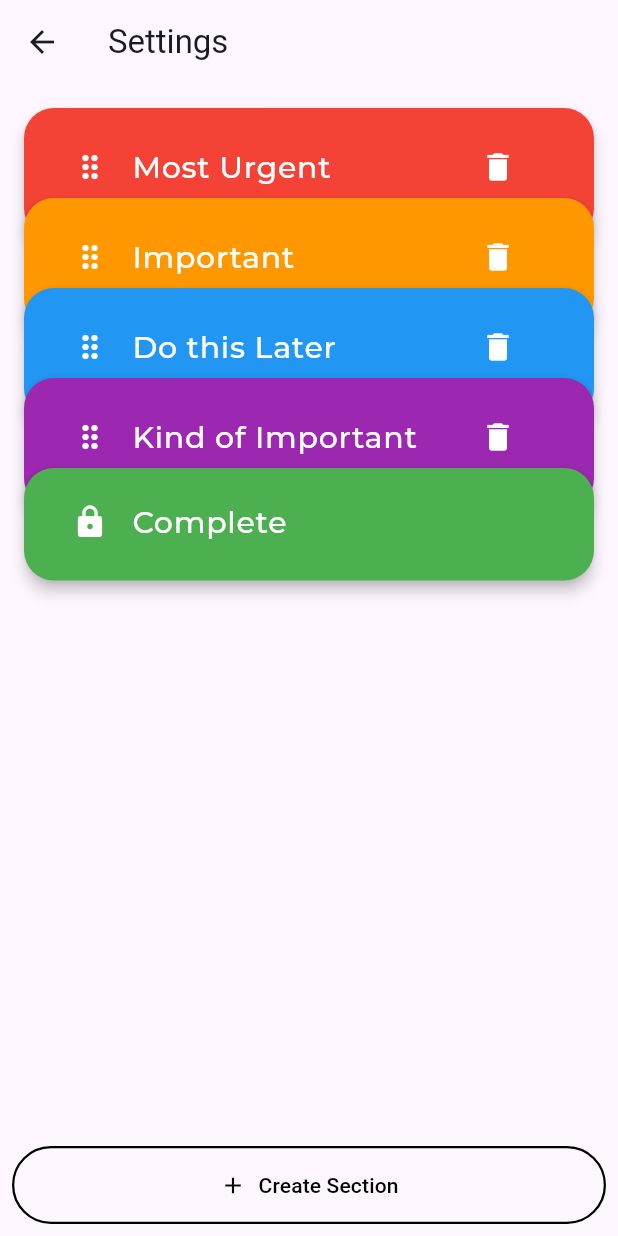
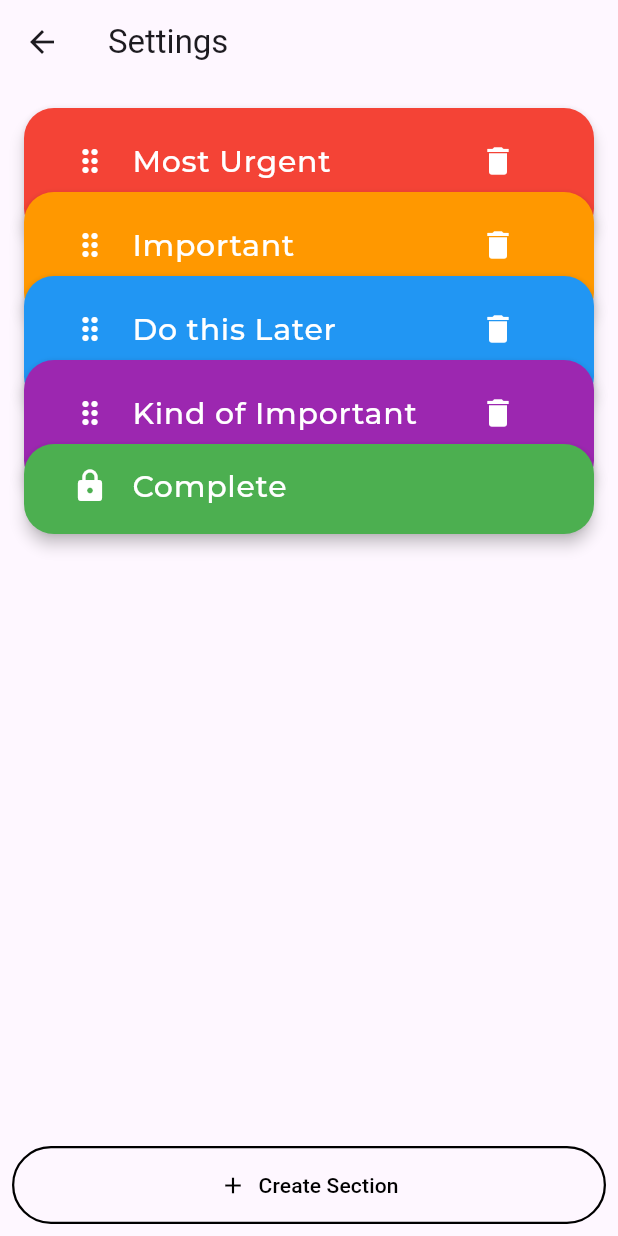
Before and after one commit to Lcdtech/task-app, a Flutter app: the screen it shows after launch, after a tap on the "settings" icon, on a phone screen of 412 x 824 dp. Run offline on Flutter 3.47's test engine with Material 3 defaults, Android fonts, the phone set to English and light mode, and no system bars; our stand-ins replace google_fonts, hive, hive_flutter; missing offline and left inert: flex_color_picker; accounts and stored records are empty.

Commit message:
Animation With Drag_indicator

```diff
--- a/lib/main.dart
+++ b/lib/main.dart
@@ -1,19 +1,19 @@
 import 'package:flutter/material.dart';
 import 'package:hive/hive.dart';
 import 'package:hive_flutter/hive_flutter.dart';
+import 'package:intl/intl.dart';
+import 'package:uuid/uuid.dart';
+
 import 'styles.dart';
 import 'setting.dart';
+import 'add_task_page.dart';
 import '../models/section.dart';
-import 'package:uuid/uuid.dart';
-import 'add_task_page.dart';
-import 'package:intl/intl.dart';
 
 void main() async {
   await Hive.initFlutter();
 
   var sectionBox = await Hive.openBox('sections');
   if (sectionBox.isEmpty) {
-
     const uuid = Uuid();
     await sectionBox.put('list', [
       {
@@ -21,7 +21,7 @@
         'name': 'Most Urgent',
         'color': Colors.red.value,
         'isFixed': false,
-      'tasks': <Map<String, dynamic>>[], // empty list of maps
+        'tasks': <Map<String, dynamic>>[],
       },
       {
         'id': uuid.v4(),
@@ -54,7 +54,10 @@
     ]);
   }
 
-  runApp(const MaterialApp(debugShowCheckedModeBanner: false, home: TodoHomePage()));
+  runApp(const MaterialApp(
+    debugShowCheckedModeBanner: false,
+    home: TodoHomePage(),
+  ));
 }
 
 class TodoHomePage extends StatefulWidget {
@@ -73,7 +76,7 @@
     final rawList = sectionBox.get('list');
     if (rawList == null || rawList is! List) return [];
 
-  final sections = rawList.whereType<Map>().map((e) {
+    return rawList.whereType<Map>().map((e) {
       final map = Map<String, dynamic>.from(e as Map<dynamic, dynamic>);
       return Section(
         id: map['id'] ?? const Uuid().v4(),
@@ -85,16 +88,10 @@
         ),
       );
     }).toList();
-
-  return sections;
   }
 
-
-
-
-
   List<Map<String, dynamic>> getTasks(String category) {
-  final List sectionData = sectionBox.get('list', defaultValue: []);
+    final sectionData = sectionBox.get('list', defaultValue: []);
     final sections = sectionData.map((e) {
       final map = Map<String, dynamic>.from(e as Map<dynamic, dynamic>);
       return Section(
@@ -108,10 +105,8 @@
       );
     }).toList();
 
-  final section = sections.firstWhere((s) => s.name == category);
-  return section.tasks;
+    return sections.firstWhere((s) => s.name == category).tasks;
   }
-
 
   void toggleExpand(String title) {
     setState(() {
@@ -129,8 +124,8 @@
   }
 
   void _navigateToAddTask() async {
-    List sectionData = sectionBox.get('list', defaultValue: []);
-    List<Section> sections = sectionData.map((e) {
+    final sectionData = sectionBox.get('list', defaultValue: []);
+    final sections = sectionData.map((e) {
       final map = Map<String, dynamic>.from(e);
       return Section(
         id: map['id'],
@@ -153,14 +148,11 @@
     if (result != null && result is Map<String, dynamic>) {
       final selectedSection = result['section'];
       final newTask = result['task'];
-      final dueDate = result['dueDate']; // optional
+      final dueDate = result['dueDate'];
 
       final index = sections.indexWhere((s) => s.name == selectedSection);
       if (index != -1) {
-        sections[index].tasks.add({
-          'text': newTask,
-          'dueDate': dueDate,
-        });
+        sections[index].tasks.add({'text': newTask, 'dueDate': dueDate});
         sectionBox.put('list', sections.map((s) => s.toMap()).toList());
         setState(() {});
       }
@@ -169,8 +161,11 @@
 
   @override
   Widget build(BuildContext context) {
+    return ValueListenableBuilder(
+      valueListenable: sectionBox.listenable(),
+      builder: (context, Box box, _) {
         final sections = getAllSections();
-    final List<Widget> groups = [
+        final groups = [
           for (int i = 0; i < sections.length; i++)
             TodoGroup(
               title: sections[i].name,
@@ -197,7 +192,10 @@
                 ),
                 Padding(
                   padding: const EdgeInsets.only(top: 12, left: 16, right: 16),
-              child: _FiltersBar(onExpandAll: expandAll, allExpanded: _allExpanded),
+                  child: _FiltersBar(
+                    onExpandAll: expandAll,
+                    allExpanded: _allExpanded,
+                  ),
                 ),
                 const SizedBox(height: 16),
                 _AddTaskButton(onPressed: _navigateToAddTask),
@@ -205,8 +203,12 @@
             ),
           ),
         );
+      },
+    );
   }
 }
+
+// Reusable Widgets
 
 class OverlappingTaskList extends StatelessWidget {
   final List<Widget> taskGroups;
@@ -218,7 +220,7 @@
       children: [
         for (int i = 0; i < taskGroups.length; i++)
           Transform.translate(
-            offset: Offset(0, -25 * i.toDouble()),
+            offset: Offset(0, -25.0 * i),
             child: taskGroups[i],
           ),
       ],
@@ -254,7 +256,7 @@
       duration: const Duration(milliseconds: 300),
       decoration: BoxDecoration(color: color, borderRadius: BorderRadius.circular(16)),
       margin: const EdgeInsets.only(bottom: 0),
-      padding: const EdgeInsets.only(top: 8, bottom: 0),
+      padding: const EdgeInsets.only(top: 8),
       constraints: BoxConstraints(minHeight: showItems ? 0 : 60),
       child: Column(
         children: [
@@ -269,14 +271,10 @@
             ),
           ),
           if (showItems)
-            ...items.asMap().entries.map((entry) {
-              int index = entry.key;
-              Map<String, dynamic> task = entry.value;
-              Widget itemWidget = _TodoItem(text: task['text'] ?? '');
-
+            ...items.map((task) {
               return Transform.translate(
                 offset: Offset(0, isLast ? -15 : -25),
-                child: itemWidget,
+                child: _TodoItem(text: task['text'] ?? ''),
               );
             }).toList(),
         ],
@@ -366,17 +364,11 @@
         ),
         child: Row(
           mainAxisAlignment: MainAxisAlignment.center,
-          mainAxisSize: MainAxisSize.min,
           children: [
             Icon(icon, size: 16),
             const SizedBox(width: 4),
             Flexible(
-              child: Text(
-                label,
-                style: AppTextStyles.chipText,
-                overflow: TextOverflow.ellipsis,
-                maxLines: 1,
-              ),
+              child: Text(label, style: AppTextStyles.chipText, overflow: TextOverflow.ellipsis),
             ),
           ],
         ),
--- a/lib/setting.dart
+++ b/lib/setting.dart
@@ -20,11 +20,12 @@ class _SettingsPageState extends State<SettingsPage> {
   Color _currentColor = Colors.red;
   late Box sectionBox;
 
-  static const double itemHeight = 50;
-  static const double overlap = 2;
+  static const double itemHeight = 71;
+  static const double overlap = 15;
 
   final uuid = Uuid();
   int? draggingIndex;
+  int? targetIndex;
 
   @override
   void initState() {
@@ -65,7 +66,8 @@ class _SettingsPageState extends State<SettingsPage> {
         builder: (_) => CreateSectionPage(
           onSectionCreated: (newSection) {
             final exists = sections.any((s) =>
-                s.name.trim().toLowerCase() == newSection.name.trim().toLowerCase());
+                s.name.trim().toLowerCase() ==
+                newSection.name.trim().toLowerCase());
 
             if (exists) {
               ScaffoldMessenger.of(context).showSnackBar(
@@ -87,21 +89,6 @@ class _SettingsPageState extends State<SettingsPage> {
     );
   }
 
-  void _onReorder(int oldIndex, int newIndex) {
-    if (sections[oldIndex].isFixed) return;
-
-    if (newIndex >= sections.length - 1) {
-      newIndex = sections.length - 1;
-    }
-
-    setState(() {
-      if (newIndex > oldIndex) newIndex--;
-      final item = sections.removeAt(oldIndex);
-      sections.insert(newIndex, item);
-      _saveSections();
-    });
-  }
-
   void _deleteSection(int index) {
     if (sections[index].isFixed) return;
 
@@ -109,6 +96,26 @@ class _SettingsPageState extends State<SettingsPage> {
       sections.removeAt(index);
       _saveSections();
     });
+  }
+
+  double _getTileTop(int index) {
+    double baseTop = index * (itemHeight - overlap);
+
+    if (draggingIndex == null || targetIndex == null || draggingIndex == targetIndex) {
+      return baseTop;
+    }
+
+    if (index == draggingIndex) {
+      return baseTop;
+    }
+
+    if (index > draggingIndex! && index <= targetIndex!) {
+      return (index - 1) * (itemHeight - overlap);
+    } else if (index < draggingIndex! && index >= targetIndex!) {
+      return (index + 1) * (itemHeight - overlap);
+    }
+
+    return baseTop;
   }
 
   @override
@@ -130,16 +137,26 @@ class _SettingsPageState extends State<SettingsPage> {
 
                       return AnimatedPositioned(
                         key: ValueKey(section.id),
-                        duration: const Duration(milliseconds: 300),
+                        duration: const Duration(milliseconds: 250),
                         curve: Curves.easeInOut,
-                        top: index * -25.0 + (index * 85),
+                        top: _getTileTop(index),
                         left: 0,
                         right: 0,
                         child: DragTarget<int>(
-                          onWillAccept: (fromIndex) =>
-                              fromIndex != null &&
+                          onWillAccept: (fromIndex) {
+                            if (fromIndex != null &&
                                 fromIndex != index &&
-                              !sections[index].isFixed,
+                                !sections[index].isFixed) {
+                              if (targetIndex != index) {
+                                setState(() {
+                                  targetIndex = index;
+                                });
+                              }
+                              return true;
+                            }
+                            return false;
+                          },
+                          onLeave: (_) => setState(() => targetIndex = null),
                           onAccept: (fromIndex) {
                             if (sections[fromIndex].isFixed) return;
 
@@ -154,14 +171,17 @@ class _SettingsPageState extends State<SettingsPage> {
                               final moved = sections.removeAt(fromIndex);
                               sections.insert(insertIndex, moved);
                               draggingIndex = null;
+                              targetIndex = null;
                               _saveSections();
                             });
                           },
-
                           builder: (context, candidateData, rejectedData) {
-                            final tile = Opacity(
-                              opacity: isDragging ? 0.0 : 1.0,
-                              child: _buildTile(index, section),
+                            final tile = Visibility(
+                              visible: !isDragging,
+                              maintainSize: true,
+                              maintainAnimation: true,
+                              maintainState: true,
+                              child: _buildTile(index, section, draggable: true),
                             );
 
                             return section.isFixed
@@ -173,12 +193,13 @@ class _SettingsPageState extends State<SettingsPage> {
                                     }),
                                     onDragEnd: (_) => setState(() {
                                       draggingIndex = null;
+                                      targetIndex = null;
                                     }),
                                     feedback: Material(
                                       color: Colors.transparent,
                                       child: SizedBox(
                                         width: MediaQuery.of(context).size.width - 32,
-                                        child: _buildTile(index, section),
+                                        child: _buildTile(index, section, draggable: true),
                                       ),
                                     ),
                                     child: tile,
@@ -219,18 +240,15 @@ class _SettingsPageState extends State<SettingsPage> {
     );
   }
 
-  Widget _buildTile(int index, Section section) {
-    return Stack(
-      clipBehavior: Clip.none,
-      children: [
-        Material(
+  Widget _buildTile(int index, Section section, {bool draggable = true}) {
+    final tile = Material(
       elevation: 4,
       borderRadius: BorderRadius.circular(20),
       color: section.color,
       child: Container(
-            height: section.isFixed ? 59 : 71,
-            margin: const EdgeInsets.only(bottom: 16),
-            padding: const EdgeInsets.only(left: 16, right: 16, top: 8),
+        height: section.isFixed ? 56 : 71,
+        margin: EdgeInsets.only(bottom: section.isFixed ? 4 : 16),
+        padding: const EdgeInsets.only(left: 16, right: 16, top: 0),
         child: Align(
           alignment: Alignment.centerLeft,
           child: ListTile(
@@ -243,12 +261,29 @@ class _SettingsPageState extends State<SettingsPage> {
                   ),
             leading: section.isFixed
                 ? const Icon(Icons.lock, color: Colors.white)
+                : draggable
+                    ? Draggable<int>(
+                        data: index,
+                        onDragStarted: () => setState(() => draggingIndex = index),
+                        onDraggableCanceled: (_, __) => setState(() {
+                          draggingIndex = null;
+                          targetIndex = null;
+                        }),
+                        feedback: Material(
+                          color: Colors.transparent,
+                          child: SizedBox(
+                            width: MediaQuery.of(context).size.width - 32,
+                            child: _buildTile(index, section, draggable: false),
+                          ),
+                        ),
+                        child: const Icon(Icons.drag_indicator, color: Colors.white),
+                      )
                     : const Icon(Icons.drag_indicator, color: Colors.white),
           ),
         ),
       ),
-        ),
-      ],
     );
+
+    return tile;
   }
 }
```
Lines whose indentation alone changed are shown as unchanged.
